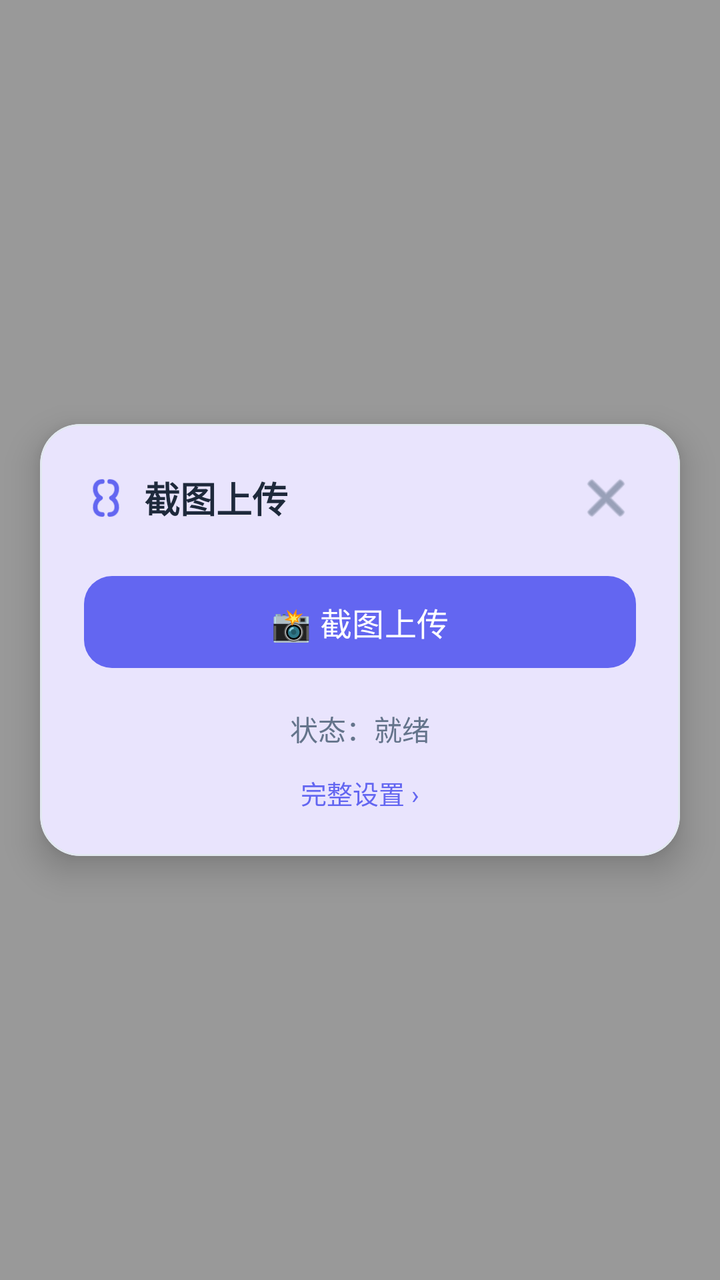
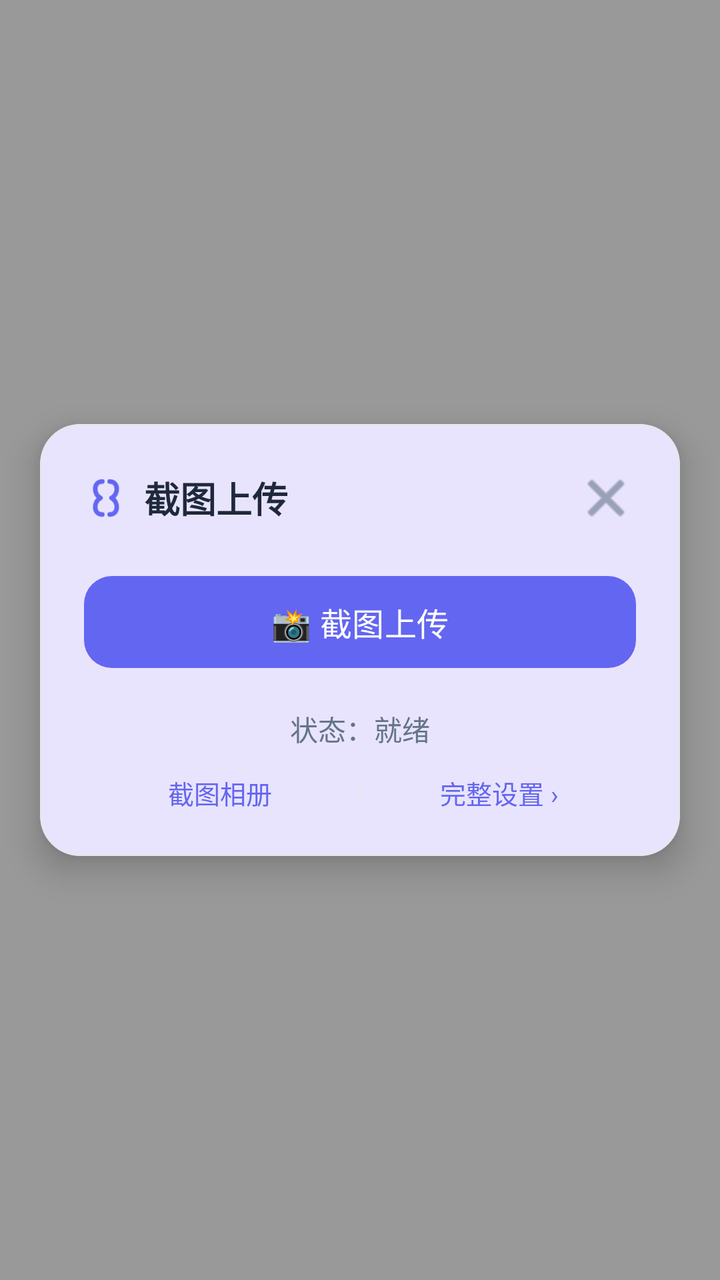

Screens rendered from an Android XML layout before and after an edit, with the pre-edit source and the edit as a unified diff.
<!-- AndroidManifest.xml: activity theme Theme.ScreenCapCoze.Popup -->
<!-- res/layout/activity_popup.xml -->
<?xml version="1.0" encoding="utf-8"?>
<FrameLayout xmlns:android="http://schemas.android.com/apk/res/android"
    xmlns:app="http://schemas.android.com/apk/res-auto"
    android:id="@+id/popupScrim"
    android:layout_width="match_parent"
    android:layout_height="match_parent"
    android:background="#66000000"
    android:gravity="center">

    <com.google.android.material.card.MaterialCardView
        android:id="@+id/popupCard"
        android:layout_width="320dp"
        android:layout_height="wrap_content"
        android:layout_gravity="center"
        android:clickable="true"
        android:focusable="true"
        app:cardCornerRadius="20dp"
        app:cardElevation="10dp"
        app:contentPadding="22dp"
        app:strokeColor="@color/card_stroke"
        app:strokeWidth="1dp">

        <LinearLayout
            android:layout_width="match_parent"
            android:layout_height="wrap_content"
            android:orientation="vertical">

            
            <LinearLayout
                android:layout_width="match_parent"
                android:layout_height="wrap_content"
                android:gravity="center_vertical"
                android:orientation="horizontal">

                <ImageView
                    android:layout_width="22dp"
                    android:layout_height="22dp"
                    android:src="@drawable/ic_braces"
                    app:tint="@color/brand_primary" />

                <TextView
                    android:layout_width="0dp"
                    android:layout_height="wrap_content"
                    android:layout_marginStart="8dp"
                    android:layout_weight="1"
                    android:text="@string/app_name"
                    android:textColor="@color/text_primary"
                    android:textSize="18sp"
                    android:textStyle="bold" />

                <ImageButton
                    android:id="@+id/btnPopupClose"
                    android:layout_width="30dp"
                    android:layout_height="30dp"
                    android:background="?attr/selectableItemBackgroundBorderless"
                    android:scaleType="centerInside"
                    android:src="@android:drawable/ic_menu_close_clear_cancel"
                    app:tint="@color/text_secondary" />
            </LinearLayout>

            
            <com.google.android.material.button.MaterialButton
                android:id="@+id/btnPopupCapture"
                style="@style/Widget.Material3.Button"
                android:layout_width="match_parent"
                android:layout_height="54dp"
                android:layout_marginTop="20dp"
                android:text="@string/btn_popup_capture"
                android:textSize="16sp"
                app:cornerRadius="14dp" />

            
            <TextView
                android:id="@+id/tvPopupStatus"
                android:layout_width="match_parent"
                android:layout_height="wrap_content"
                android:layout_marginTop="16dp"
                android:gravity="center"
                android:text="@string/status_ready"
                android:textColor="@color/text_secondary"
                android:textSize="14sp" />

            
            <TextView
                android:id="@+id/tvPopupSettings"
                android:layout_width="match_parent"
                android:layout_height="wrap_content"
                android:layout_marginTop="12dp"
                android:gravity="center"
                android:text="@string/popup_settings"
                android:textColor="@color/brand_primary"
                android:textSize="13sp" />
        </LinearLayout>
    </com.google.android.material.card.MaterialCardView>
</FrameLayout>
<!-- resources referenced by this layout -->
<resources>
  <color name="brand_primary">#6366F1</color>
  <color name="card_stroke">#E2E8F0</color>
  <color name="text_primary">#1E293B</color>
  <color name="text_secondary">#64748B</color>
  <!-- drawable ic_braces (drawable) -->
  <?xml version="1.0" encoding="utf-8"?>
  <vector xmlns:android="http://schemas.android.com/apk/res/android"
      android:width="24dp"
      android:height="24dp"
      android:viewportWidth="24"
      android:viewportHeight="24"
      android:tint="?attr/colorControlNormal">
      
      <path
          android:fillColor="#00000000"
          android:strokeColor="#FFFFFF"
          android:strokeWidth="2.5"
          android:strokeLineCap="round"
          android:strokeLineJoin="round"
          android:pathData="M 10,3 C 5,3 5,10 9,12 C 5,14 5,21 10,21" />
      
      <path
          android:fillColor="#00000000"
          android:strokeColor="#FFFFFF"
          android:strokeWidth="2.5"
          android:strokeLineCap="round"
          android:strokeLineJoin="round"
          android:pathData="M 14,3 C 19,3 19,10 15,12 C 19,14 19,21 14,21" />
  </vector>
  <string name="app_name">截图上传</string>
  <string name="btn_popup_capture">📸 截图上传</string>
  <string name="popup_settings">完整设置 ›</string>
  <string name="status_ready">状态：就绪</string>
  <style name="Theme.ScreenCapCoze.Popup" parent="Theme.ScreenCapCoze">
          <item name="android:windowIsTranslucent">true</item>
          <item name="android:windowBackground">@android:color/transparent</item>
          <item name="android:windowNoTitle">true</item>
          <item name="android:backgroundDimEnabled">false</item>
      </style>
  <style name="Theme.ScreenCapCoze" parent="Theme.Material3.DayNight.NoActionBar">
          <item name="colorPrimary">@color/brand_primary</item>
          <item name="colorOnPrimary">@color/brand_on_primary</item>
          <item name="colorPrimaryContainer">@color/brand_primary_container</item>
          <item name="colorOnPrimaryContainer">@color/brand_on_primary_container</item>
          <item name="colorSecondary">@color/brand_secondary</item>
          <item name="colorSecondaryContainer">@color/brand_secondary_container</item>
          <item name="android:windowBackground">@drawable/bg_gradient</item>
          <item name="android:statusBarColor">@android:color/transparent</item>
          <item name="android:windowLightStatusBar">true</item>
      </style>
  <color name="brand_on_primary">#FFFFFF</color>
  <color name="brand_primary_container">#E0E7FF</color>
  <color name="brand_on_primary_container">#1E1B4B</color>
  <color name="brand_secondary">#14B8A6</color>
  <color name="brand_secondary_container">#CCFBF1</color>
  <!-- drawable bg_gradient (drawable) -->
  <?xml version="1.0" encoding="utf-8"?>
  <shape xmlns:android="http://schemas.android.com/apk/res/android"
      android:shape="rectangle">
      <gradient
          android:angle="135"
          android:startColor="@color/bg_gradient_start"
          android:endColor="@color/bg_gradient_end"
          android:type="linear" />
  </shape>
  <color name="bg_gradient_start">#F8FAFC</color>
  <color name="bg_gradient_end">#EEF2FF</color>
</resources>

<!-- the commit's change to res/layout/activity_popup.xml (unified diff, before → after) -->
@@ -81,15 +81,40 @@
                 android:textSize="14sp" />
 
             
-            <TextView
-                android:id="@+id/tvPopupSettings"
+            <LinearLayout
                 android:layout_width="match_parent"
                 android:layout_height="wrap_content"
                 android:layout_marginTop="12dp"
                 android:gravity="center"
-                android:text="@string/popup_settings"
-                android:textColor="@color/brand_primary"
-                android:textSize="13sp" />
+                android:orientation="horizontal">
+
+                <TextView
+                    android:id="@+id/tvPopupGallery"
+                    android:layout_width="0dp"
+                    android:layout_height="wrap_content"
+                    android:layout_weight="1"
+                    android:gravity="center"
+                    android:text="@string/btn_gallery"
+                    android:textColor="@color/brand_primary"
+                    android:textSize="13sp" />
+
+                <TextView
+                    android:layout_width="wrap_content"
+                    android:layout_height="wrap_content"
+                    android:text="|"
+                    android:textColor="@color/card_stroke"
+                    android:textSize="13sp" />
+
+                <TextView
+                    android:id="@+id/tvPopupSettings"
+                    android:layout_width="0dp"
+                    android:layout_height="wrap_content"
+                    android:layout_weight="1"
+                    android:gravity="center"
+                    android:text="@string/popup_settings"
+                    android:textColor="@color/brand_primary"
+                    android:textSize="13sp" />
+            </LinearLayout>
         </LinearLayout>
     </com.google.android.material.card.MaterialCardView>
 </FrameLayout>
<!-- resource entries referenced after the edit -->
@@ -30,6 +30,7 @@
           android:pathData="M 14,3 C 19,3 19,10 15,12 C 19,14 19,21 14,21" />
   </vector>
   <string name="app_name">截图上传</string>
+  <string name="btn_gallery">截图相册</string>
   <string name="btn_popup_capture">📸 截图上传</string>
   <string name="popup_settings">完整设置 ›</string>
   <string name="status_ready">状态：就绪</string>
